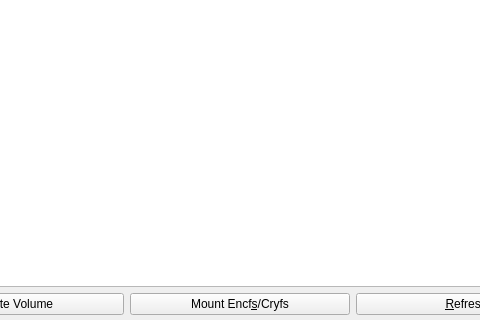
Before: the Qt Designer form src/cryfs-gui.ui in mhogomchungu/cryfs-gui, drawn with Qt 5; both pictures show x 102 to 582 and y 157 to 477 of the 910 by 477 pixel window.
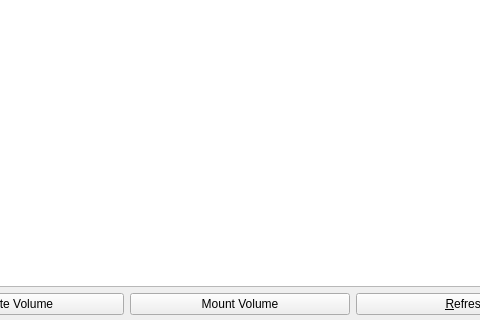
After: the same form once the commit is applied. Icons and pictures are not drawn.

Commit message: add support for unlocking gocryptfs volumes

Patch:
```diff
--- a/src/cryfs-gui.ui
+++ b/src/cryfs-gui.ui
@@ -105,7 +105,7 @@
         <item>
          <widget class="QPushButton" name="pbunlockcryptfs">
           <property name="text">
-           <string>Mount Encf&amp;s/Cryfs</string>
+           <string>Mount Volume</string>
           </property>
          </widget>
         </item>
```
The commit also changes 10 other files.
